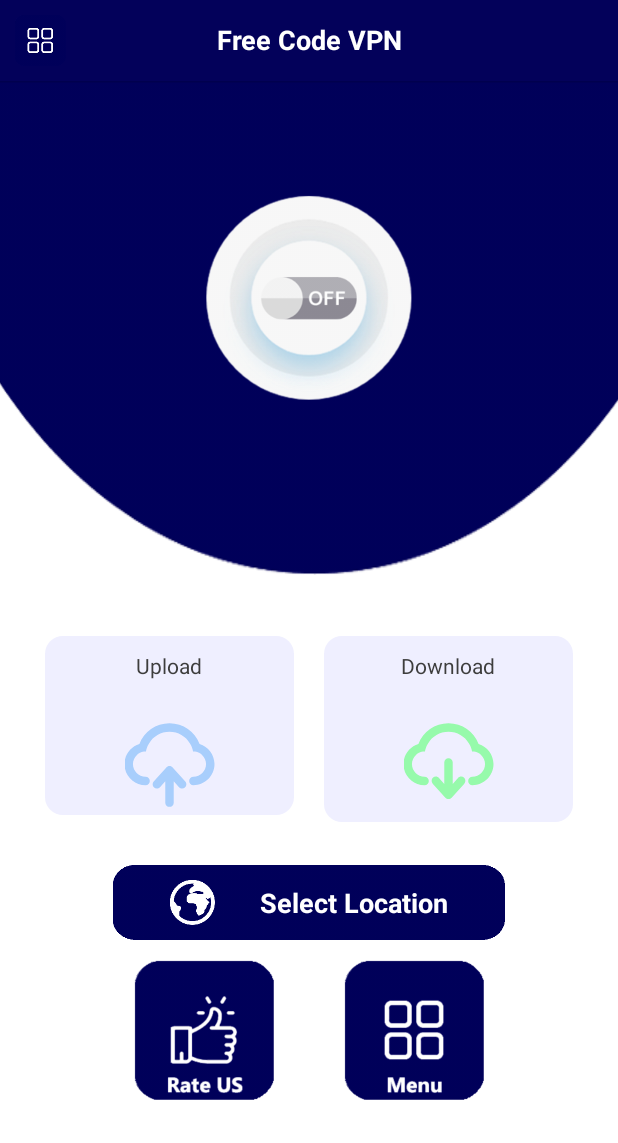
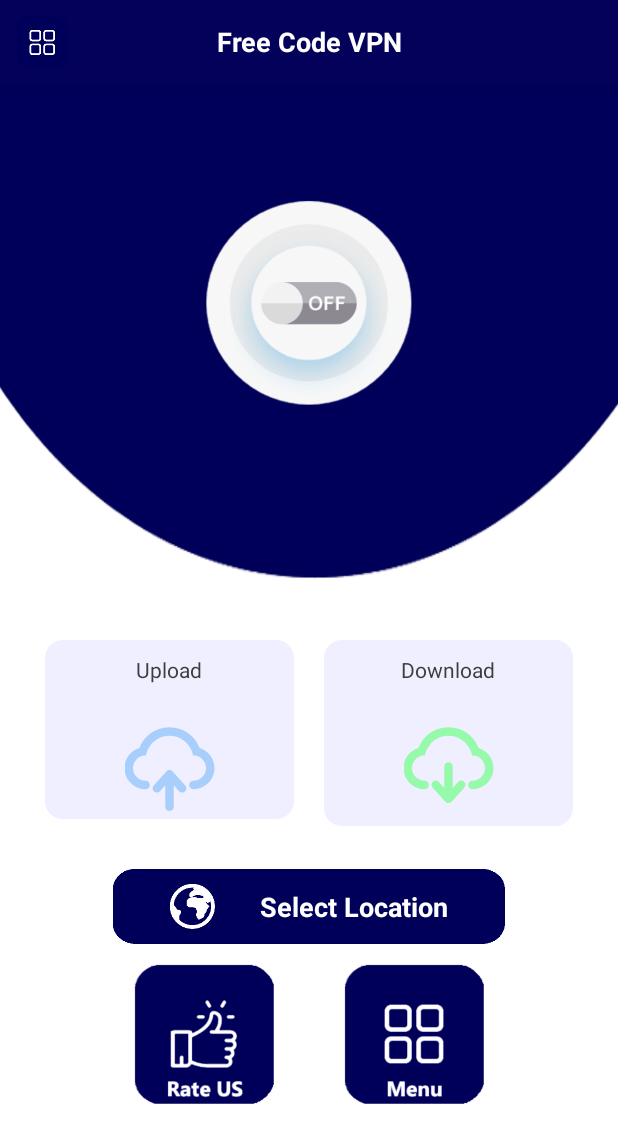
Before and after one commit to elijahkinyamal/xprovpn, an Android app: the MainActivity screen opened directly, with no data from a screen before it, on a phone screen of 412 x 824 dp. Shown: the top 1143 px of the screen. Run offline under Robolectric (Android 15) with nearby library versions, the phone set to English and light mode, and no system bars; our stand-ins replace AdMob, ButterKnife; libraries missing offline, so code that uses them is left out: com.aemerse.iap, unified.vpn.sdk; pictures from the network do not load; 8 statements that could not run were skipped.

Commit message:
Update activity_main.xml

```diff
--- a/src/main/res/layout/activity_main.xml
+++ b/src/main/res/layout/activity_main.xml
@@ -21,13 +21,13 @@
                 android:layout_width="wrap_content"
                 android:layout_height="wrap_content"
                 android:layout_alignParentLeft="true"
-                android:layout_margin="10dp"
+                android:layout_margin="11dp"
                 android:src="@drawable/drawer_opener_icon" />
 
             <TextView
                 android:layout_width="match_parent"
                 android:layout_height="wrap_content"
-                android:layout_margin="14dp"
+                android:layout_margin="15dp"
                 android:gravity="center"
                 android:text="@string/app_name"
                 android:textColor="#fff"
@@ -54,8 +54,8 @@
                 android:layout_width="match_parent"
                 android:layout_height="wrap_content"
                 android:layout_marginStart="15dp"
-                android:layout_marginTop="15dp"
-                android:layout_marginEnd="15dp"
+                android:layout_marginTop="16dp"
+                android:layout_marginEnd="16dp"
                 android:layout_marginBottom="15dp"
                 android:elevation="16dp"
                 android:gravity="center"
```
